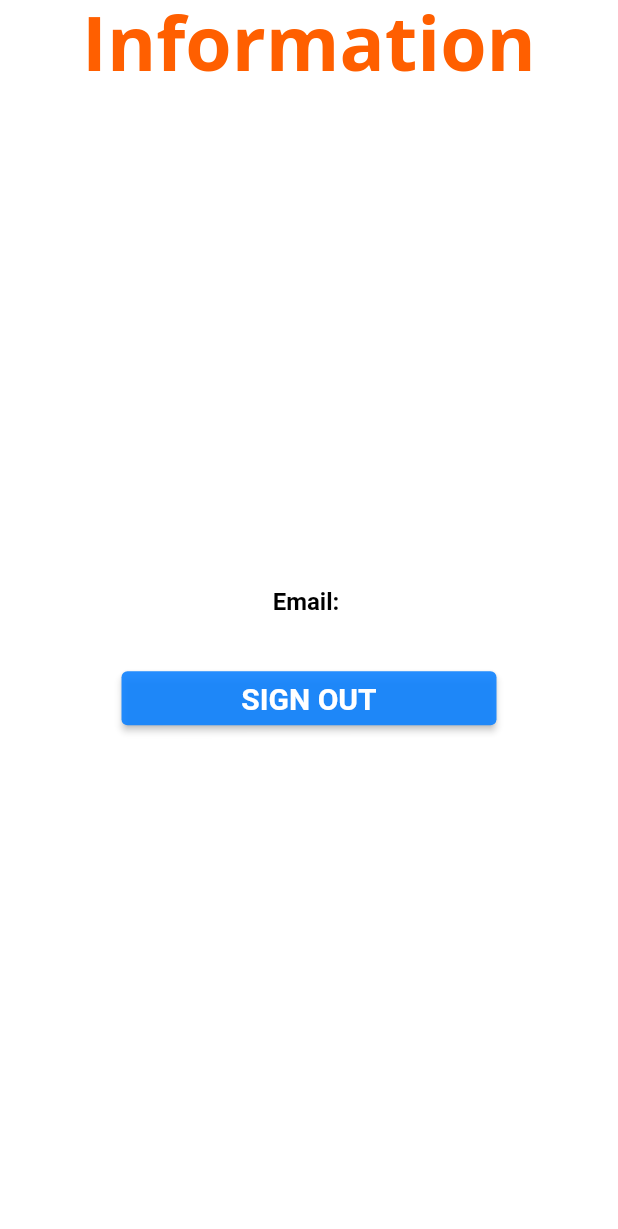
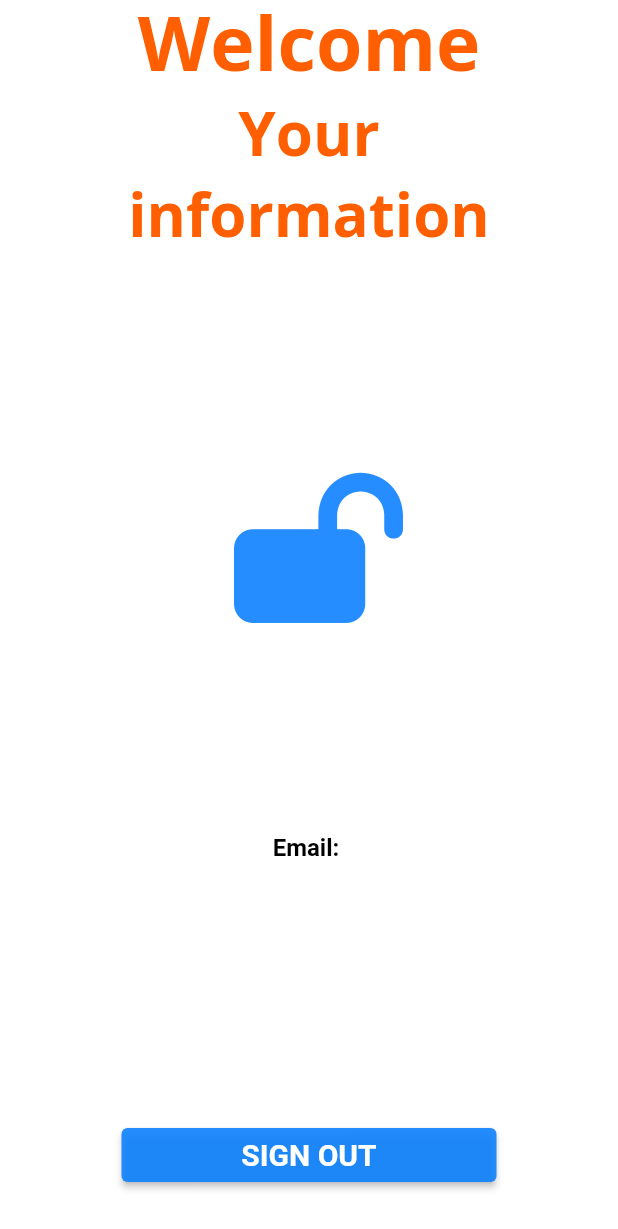
Before and after one commit to julicam10/SecurityApp, a Flutter app: the screen it shows once a user with an empty profile is signed in, on a phone screen of 412 x 824 dp. Shown: the top 1229 px of the screen. Run offline on Flutter 3.47's test engine with Material 2 defaults, Android fonts, the phone set to English and light mode, and no system bars; our stand-ins replace firebase_auth, firebase_core, font_awesome_flutter, google_fonts; accounts and stored records are empty.

Commit message:
Proyecto terminado

```diff
--- a/lib/screens/HomePage.dart
+++ b/lib/screens/HomePage.dart
@@ -3,6 +3,7 @@
 import 'package:flutter/material.dart';
 import 'package:firebase_auth/firebase_auth.dart';
 import 'package:google_fonts/google_fonts.dart';
+import 'package:font_awesome_flutter/font_awesome_flutter.dart';
 
 class HomeScreen extends StatefulWidget {
   HomeScreen({Key? key}) : super(key: key);
@@ -22,7 +23,7 @@ class _HomeScreenState extends State<HomeScreen> {
         centerTitle: true,
         elevation: 0,
         title: Text(
-          'Information',
+          'Welcome',
           style: GoogleFonts.openSans(
             color: const Color.fromRGBO(255, 95, 0, 1),
             fontSize: 50,
@@ -32,8 +33,31 @@ class _HomeScreenState extends State<HomeScreen> {
       ),
       body: Center(
         child: Column(
-          mainAxisAlignment: MainAxisAlignment.center,
+          mainAxisAlignment: MainAxisAlignment.spaceBetween,
           children: [
+            Container(
+              padding: const EdgeInsets.only(left: 50.0, right: 50.0, top: 5.0),
+              child: Text(
+                'Your information',
+                textAlign: TextAlign.center,
+                style: GoogleFonts.openSans(
+                  color: const Color.fromRGBO(255, 95, 0, 1),
+                  fontSize: 40,
+                  fontWeight: FontWeight.bold,
+                ),
+              ),
+            ),
+            Container(
+              padding: const EdgeInsets.only(left: 50.0, right: 50.0, top: 5.0),
+              child: const Hero(
+                tag: 'LockIcon',
+                child: Icon(
+                  FontAwesomeIcons.lockOpen,
+                  size: 100,
+                  color: Color.fromRGBO(13, 129, 255, 0.9),
+                ),
+              ),
+            ),
             Row(
               mainAxisAlignment: MainAxisAlignment.center,
               children: [
@@ -55,8 +79,8 @@ class _HomeScreenState extends State<HomeScreen> {
               ],
             ),
             Container(
-              padding:
-                  const EdgeInsets.only(left: 50.0, right: 50.0, top: 30.0),
+              padding: const EdgeInsets.only(
+                  left: 50.0, right: 50.0, top: 30.0, bottom: 30.0),
               width: 350,
               child: SizedBox(
                 width: double.infinity,
--- a/lib/screens/signup_screen.dart
+++ b/lib/screens/signup_screen.dart
@@ -147,6 +147,8 @@ class _SignUpScreen extends State<SignUpScreen> {
                 child: Padding(
                   padding: const EdgeInsets.only(top: 60.0),
                   // ignore: sized_box_for_whitespace
+                  child: Hero(
+                    tag: 'SignUpButton',
                     child: Container(
                       width: 350,
                       child: SizedBox(
@@ -164,6 +166,7 @@ class _SignUpScreen extends State<SignUpScreen> {
                               singIn();
                             });
                           },
+                        ),
                       ),
                     ),
                   ),
```
Also changed, not shown: lib/screens/login_screen.dart (+20 -2 lines). Lines whose indentation alone changed are shown as unchanged.
